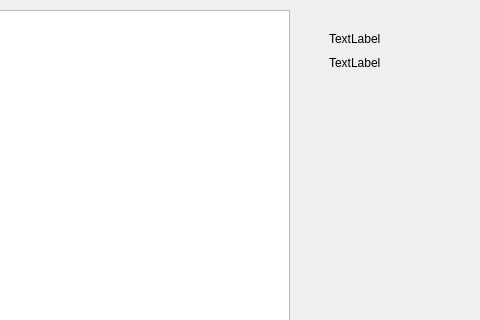
Above: pantallatablero.ui from AndreyZartty/Scrabble before the change; both pictures show x 271 to 751 and y 0 to 320 of the 751 by 451 pixel window. Below: the same form after it.
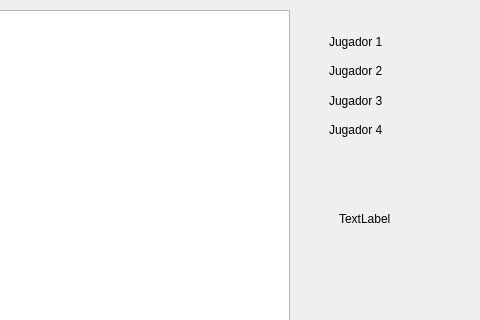
That is the form after the change.

```diff
--- a/pantallatablero.ui
+++ b/pantallatablero.ui
@@ -54,41 +54,54 @@
     <rect>
      <x>600</x>
      <y>30</y>
-     <width>121</width>
-     <height>88</height>
+     <width>129</width>
+     <height>111</height>
     </rect>
    </property>
    <layout class="QVBoxLayout" name="verticalLayout">
     <item>
      <widget class="QLabel" name="lbl_J1">
       <property name="text">
-       <string>TextLabel</string>
+       <string>Jugador 1</string>
       </property>
      </widget>
     </item>
     <item>
      <widget class="QLabel" name="lbl_J2">
       <property name="text">
-       <string>TextLabel</string>
+       <string>Jugador 2</string>
       </property>
      </widget>
     </item>
     <item>
      <widget class="QLabel" name="lbl_J3">
       <property name="text">
-       <string/>
+       <string>Jugador 3</string>
       </property>
      </widget>
     </item>
     <item>
      <widget class="QLabel" name="lbl_J4">
       <property name="text">
-       <string/>
+       <string>Jugador 4</string>
       </property>
      </widget>
     </item>
    </layout>
   </widget>
+  <widget class="QLabel" name="label">
+   <property name="geometry">
+    <rect>
+     <x>610</x>
+     <y>210</y>
+     <width>67</width>
+     <height>17</height>
+    </rect>
+   </property>
+   <property name="text">
+    <string>TextLabel</string>
+   </property>
+  </widget>
  </widget>
  <resources/>
  <connections/>
```
